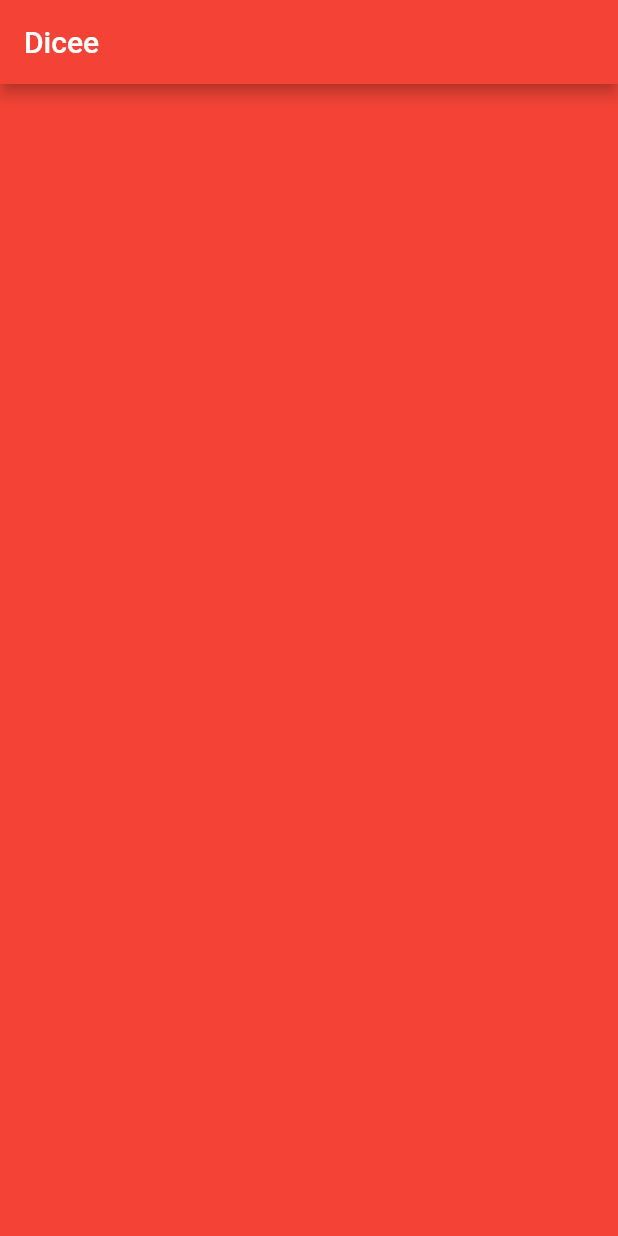
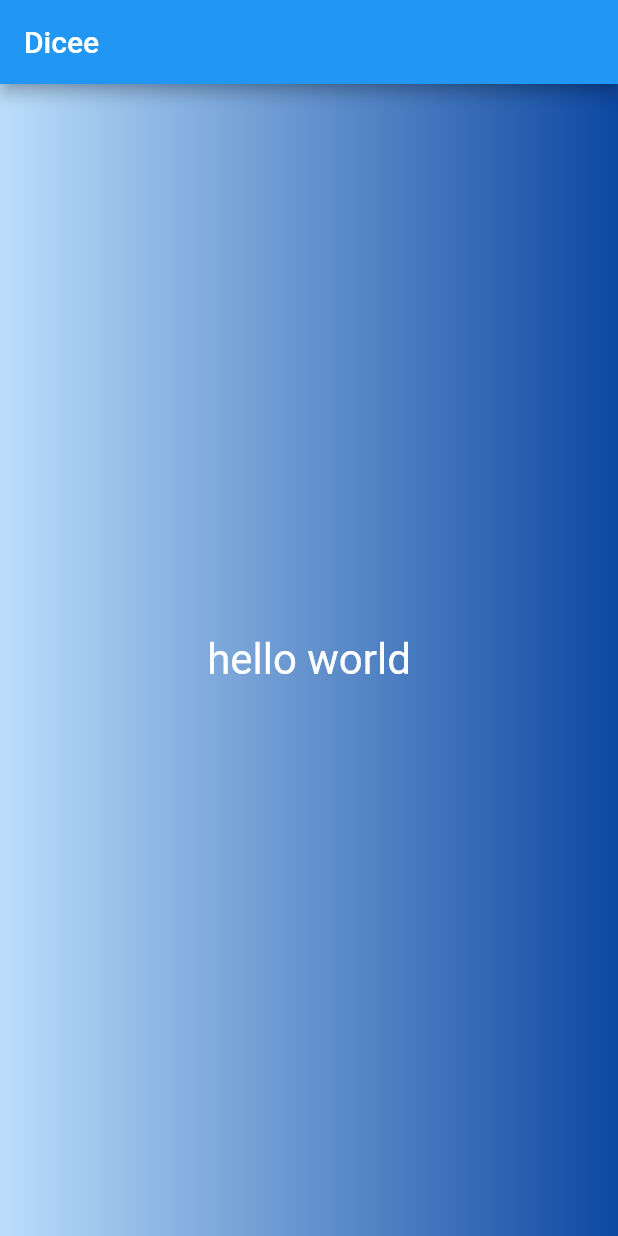
Before and after one commit to surendraLongre/fluttterpr, a Flutter app: the screen it shows after launch, on a phone screen of 412 x 824 dp. Run offline on Flutter 3.47's test engine with Material 2 defaults, Android fonts, the phone set to English and light mode, and no system bars.

Commit message:
practice adding gradient and textStyling

```diff
--- a/diceefl/lib/main.dart
+++ b/diceefl/lib/main.dart
@@ -11,13 +11,31 @@ class DicePage extends StatelessWidget {
 		Widget build(BuildContext context) {
 			return MaterialApp(
 					home: Scaffold(
-						backgroundColor:Colors.red,
+//						backgroundColor:Colors.red,
 						appBar: AppBar(
 							title: Text('Dicee'),
-							backgroundColor:Colors.red,
+//							backgroundColor:Colors.red,
 							),
-
-						),
-					);
+						body:
+						Container(
+							decoration:BoxDecoration(
+								gradient:LinearGradient(
+									colors: [
+									Colors.blue.shade100,
+									Colors.blue.shade900,
+									],
+									),
+								),
+							child: Center(
+								child: Text('hello world',
+									style:TextStyle(
+										color:Colors.white,
+										fontSize:28,
+									),
+									),
+							      ),
+							),
+				),
+				);
 		}
 }
```
